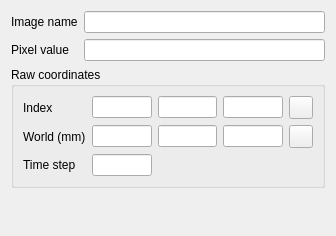
Above: Plugins/org.mitk.gui.qt.pixelvalue/src/internal/QmitkPixelValueView.ui from MITK/MITK before the change. Below: the same form after it.
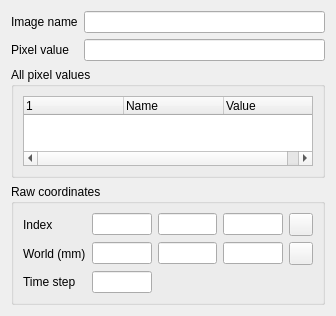
That is the form after the change. Custom widgets are drawn as their Qt base class.

Commit message: List all pixel values at the selected position

Patch:
```diff
--- a/Plugins/org.mitk.gui.qt.pixelvalue/src/internal/QmitkPixelValueView.ui
+++ b/Plugins/org.mitk.gui.qt.pixelvalue/src/internal/QmitkPixelValueView.ui
@@ -52,6 +52,46 @@
      </item>
     </layout>
    </item>
+   <item>
+    <widget class="ctkCollapsibleGroupBox" name="allValuesGroupBox">
+     <property name="title">
+      <string>All pixel values</string>
+     </property>
+     <property name="collapsed" stdset="0">
+      <bool>true</bool>
+     </property>
+     <layout class="QVBoxLayout" name="allValuesLayout">
+      <item>
+       <widget class="QTreeWidget" name="allValuesTreeWidget">
+        <property name="editTriggers">
+         <set>QAbstractItemView::EditTrigger::NoEditTriggers</set>
+        </property>
+        <property name="selectionMode">
+         <enum>QAbstractItemView::SelectionMode::NoSelection</enum>
+        </property>
+        <property name="rootIsDecorated">
+         <bool>false</bool>
+        </property>
+        <column>
+         <property name="text">
+          <string/>
+         </property>
+        </column>
+        <column>
+         <property name="text">
+          <string>Name</string>
+         </property>
+        </column>
+        <column>
+         <property name="text">
+          <string>Value</string>
+         </property>
+        </column>
+       </widget>
+      </item>
+     </layout>
+    </widget>
+   </item>
    <item>
     <widget class="ctkCollapsibleGroupBox" name="coordsGroupBox">
      <property name="title">
```
The commit also changes 4 other files.
